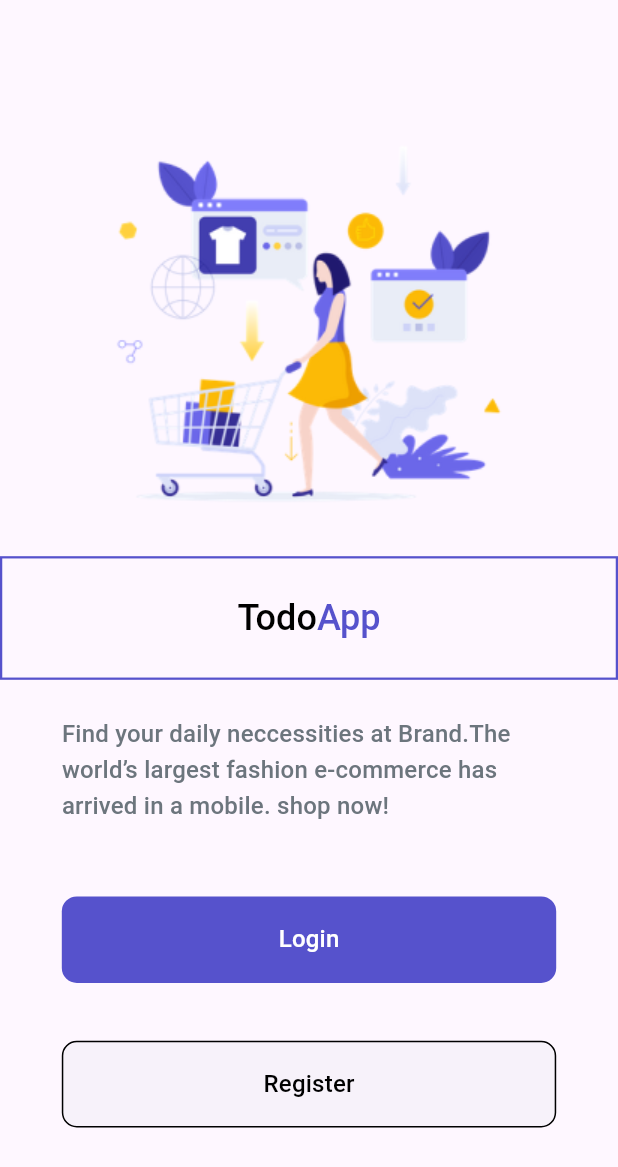
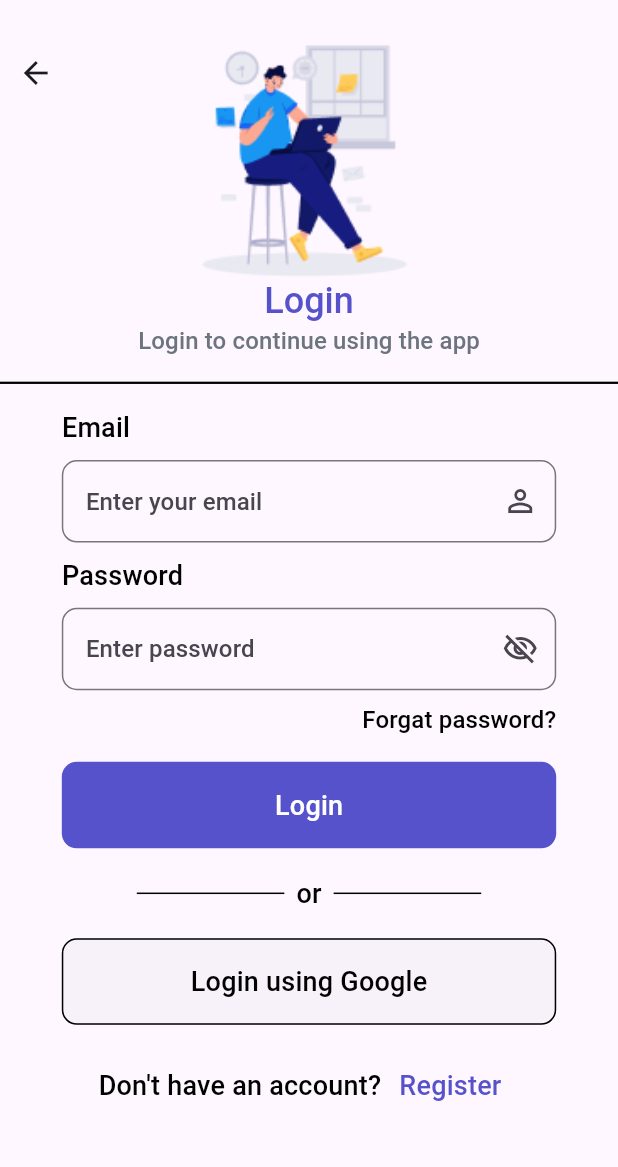
Before and after one commit to mustafanarin/Task-Track, a Flutter app: the screen it shows after launch, after a tap on "Login", on a phone screen of 412 x 824 dp. Shown: the top 1167 px of the screen. Run offline on Flutter 3.47's test engine with Material 3 defaults, Android fonts, the phone set to English and light mode, and no system bars; our stand-ins replace animated_splash_screen, flutter_hooks, lottie.

Commit message:
Login Page finished

```diff
--- /dev/null
+++ b/lib/feature/authentication/login_page.dart
@@ -0,0 +1,122 @@
+import 'package:flutter/material.dart';
+import 'package:flutter_hooks/flutter_hooks.dart';
+import 'package:todo_app/product/constants/project_colors.dart';
+import 'package:todo_app/product/constants/project_strings.dart';
+import 'package:todo_app/product/extensions/assets/png_extension.dart';
+import 'package:todo_app/product/extensions/context_extensions.dart';
+import 'package:todo_app/product/validators/validators.dart';
+import 'package:todo_app/product/widgets/project_button.dart';
+import 'package:todo_app/product/widgets/project_password_textfield.dart';
+import 'package:todo_app/product/widgets/project_textfield.dart';
+import 'package:todo_app/product/widgets/transparent_button.dart';
+
+class LoginPage extends HookWidget {
+   const LoginPage({super.key});
+
+
+  @override
+  Widget build(BuildContext context) {
+    final emailController = useTextEditingController();
+    final passwordController = useTextEditingController();
+    return Scaffold(
+      resizeToAvoidBottomInset: false,
+      appBar: AppBar(
+        toolbarHeight: context.dynamicHeight(0.30),
+        centerTitle: true,
+        leading: Padding(
+          padding:  EdgeInsets.only(top: context.mediumValue,right: context.lowValue1),
+          child: Align(
+            alignment: Alignment.topRight,
+            child: IconButton(
+              onPressed: (){Navigator.pop(context);},
+              icon: const Icon(Icons.arrow_back_outlined))),
+        ),
+        title: SizedBox(
+          height: context.dynamicHeight(0.28),
+          child: Column(
+            mainAxisAlignment: MainAxisAlignment.end,
+            children: [
+              SizedBox(
+                height: context.dynamicHeight(0.20),
+                width: context.dynamicHeight(0.20),
+                child: Image.asset(PngItems.man_working.path(),fit: BoxFit.contain,)),
+              Text(ProjectStrings.appBarTitle,style: context.textTheme().titleLarge),
+              Text(ProjectStrings.appBarSuptitle,style: context.textTheme().titleSmall?.copyWith(color: ProjectColors.grey),),
+            ],
+          ),
+        ),
+      ),
+      body:  Column(
+        children: [
+          const Divider(
+            color: ProjectColors.black,
+            thickness: 1.5,
+          ),
+          Padding(
+            padding: context.paddingHorizontalHeigh,
+            child: Column(
+              crossAxisAlignment: CrossAxisAlignment.start,
+              children: [
+                SizedBox(height: context.lowValue1,),
+                Text(ProjectStrings.emailText,style: context.textTheme().titleMedium,),
+                SizedBox(height: context.lowValue1,),
+                ProjectTextfield(hintText: ProjectStrings.tfEmailHint, controller: emailController, keyBoardType: TextInputType.emailAddress, validator: Validators().validateEmail,icon: Icons.person_outline_outlined,),
+                SizedBox(height: context.lowValue1,),
+                Text(ProjectStrings.passwordText,style: context.textTheme().titleMedium,),
+                SizedBox(height: context.lowValue1,),
+                ProjectPasswordTextfield(hintText: ProjectStrings.tfPasswordHint, controller: passwordController, keyBoardType: TextInputType.visiblePassword, validator: Validators().validatePassword),
+                SizedBox(height: context.lowValue1,),
+                Align(
+                  alignment: Alignment.topRight,
+                  child: Text(ProjectStrings.forgatPassword,style: context.textTheme().titleSmall,)),
+                SizedBox(height: context.lowValue2,),
+                ProjectButton(text: ProjectStrings.loginButton, onPressed: (){}),
+                SizedBox(height: context.lowValue2,),
+                Row(
+                  mainAxisAlignment: MainAxisAlignment.center,
+                  children: [
+                    const Expanded(
+                      child: Divider(
+                        color: Colors.black,
+                        thickness: 1,
+                        indent: 50,
+                      ),
+                    ),
+                    Padding(
+                      padding: const EdgeInsets.symmetric(horizontal: 8),
+                      child: Text(
+                        ProjectStrings.divderOrText,
+                        style: context.textTheme().titleMedium,
+                      ),
+                    ),
+                    const Expanded(
+                      child: Divider(
+                        color: Colors.black,
+                        thickness: 1,
+                        endIndent: 50,
+                      ),
+                    ),
+                  ],
+                ),
+                SizedBox(height: context.lowValue2,),
+                TransparentButton(text: ProjectStrings.loginWithGoogle, onPressed: (){}),
+                SizedBox(height: context.lowValue2,),
+                Row(
+                  mainAxisAlignment: MainAxisAlignment.center,
+                  children: [
+                    Text(ProjectStrings.haventAccont,style: context.textTheme().titleMedium,),
+                    TextButton(
+                      onPressed: (){
+                      //  Navigator.of(context).push(MaterialPageRoute(builder: (context)))
+                      },
+                      child: Text(ProjectStrings.registerButton,style: context.textTheme().titleMedium?.copyWith(color: ProjectColors.iris),))
+                  ],
+                ),
+
+              ],
+            ),
+          )
+      ],),
+    );
+  }
+}
--- a/lib/feature/authentication/welcome_page.dart
+++ b/lib/feature/authentication/welcome_page.dart
@@ -1,4 +1,5 @@
 import 'package:flutter/material.dart';
+import 'package:todo_app/feature/authentication/login_page.dart';
 import 'package:todo_app/product/constants/project_colors.dart';
 import 'package:todo_app/product/constants/project_strings.dart';
 import 'package:todo_app/product/extensions/assets/png_extension.dart';
@@ -18,19 +19,24 @@ class WelcomePage extends StatelessWidget {
           const _CustomContainerAndAppName(),
           Expanded(
             flex: 50,
-            child: Padding(
-              padding: context.paddingHorizontalHeigh,
             child: Column(
               children: [
                 const Spacer(flex: 5,),
                  const _DescriptionText(),
                 const Spacer(flex: 10,),
-                  ProjectButton(text: ProjectStrings.loginButton, onPressed:(){}),
+                Padding(
+                  padding: context.paddingHorizontalHeigh,
+                  child: ProjectButton(text: ProjectStrings.loginButton, onPressed:(){
+                    Navigator.push(context, MaterialPageRoute(builder: (context) => const LoginPage()));
+                  }),
+                ),
                 const Spacer(flex: 8,),
-                  TransparentButton(text: ProjectStrings.registerButton, onPressed: (){}),
+                Padding(
+                  padding: context.paddingHorizontalHeigh,
+                  child: TransparentButton(text: ProjectStrings.registerButton, onPressed: (){}),
+                ),
                 const Spacer(flex: 15,)
               ],
-              ),
             ),
           )
         ],
@@ -73,8 +79,11 @@ class _DescriptionText extends StatelessWidget {
 
   @override
   Widget build(BuildContext context) {
-    return Text(ProjectStrings.welcomeDescription,
+    return Padding(
+      padding: context.paddingHorizontalMedium,
+      child: Text(ProjectStrings.welcomeDescription,
               style: context.textTheme().titleMedium?.copyWith(
-              color: ProjectColors.grey));
+                color: ProjectColors.grey)),
+    );
   }
 }
--- a/lib/product/constants/project_strings.dart
+++ b/lib/product/constants/project_strings.dart
@@ -4,12 +4,22 @@ import 'package:flutter/material.dart';
 class ProjectStrings{
   const ProjectStrings._();
 
-  //Welcome Page
+  // Welcome Page
   static const String appName1 = "Todo";
   static const String appName2 = "App";
   static const String welcomeDescription = "Find your daily neccessities at Brand.The world’s largest fashion e-commerce has arrived in a mobile. shop now!";
   static const String loginButton = "Login";
   static const String registerButton = "Register";
 
-
+  // Login Page
+  static const String appBarTitle = "Login";
+  static const String appBarSuptitle = "Login to continue using the app";
+  static const String emailText = "Email";
+  static const String tfEmailHint = "Enter your email";
+  static const String passwordText = "Password";
+  static const String tfPasswordHint = "Enter password";
+  static const String forgatPassword = "Forgat password?";
+  static const String divderOrText = "or";
+  static const String loginWithGoogle = "Login using Google";
+  static const String haventAccont = "Don't have an account?";
 }
--- a/lib/product/theme/light_theme.dart
+++ b/lib/product/theme/light_theme.dart
@@ -8,6 +8,12 @@ class LightTheme{
       style: ElevatedButton.styleFrom(
         elevation: 0,
         shape: const RoundedRectangleBorder(borderRadius: BorderRadius.all(Radius.circular(10)),)
+      )
+    ),
+    inputDecorationTheme: const InputDecorationTheme(
+      border: OutlineInputBorder(
+        borderSide: BorderSide(color: ProjectColors.iris),
+        borderRadius: BorderRadius.all(Radius.circular(10)),
       )
     ),
     textTheme:  const TextTheme(
@@ -21,13 +27,13 @@ class LightTheme{
         fontFamily: "Roboto",
         color: ProjectColors.black,
         fontWeight: FontWeight.w600,
-        fontSize: 16
+        fontSize: 18
       ),
       titleSmall: TextStyle(
         fontFamily: "Roboto",
         color: ProjectColors.black,
         fontWeight: FontWeight.w600,
-        fontSize: 14
+        fontSize: 16
       )
     ),
   );
--- /dev/null
+++ b/lib/product/validators/validators.dart
@@ -0,0 +1,48 @@
+class Validators{
+
+  static const String _nameNotEmpty = 'Name and surname cannot be left blank';
+  static const String _nameIsLetter = 'Name and surname must consist of letters only';
+
+  static const String _emailNotEmpty = 'Email cannot be left blank';
+  static const String _emailIsValid = 'Please enter a valid email';
+
+  static const String _passwordNotEmpty = 'Password cannot be left blank';
+  static const String _passwordLeastSixCharecter = 'Password must be at least 6 characters';
+
+  // name
+  String? validateName(String? value) {
+  if (value == null || value.isEmpty) {
+    return _nameNotEmpty;
+  }
+  //Checks that it consists of letters only, regex
+  final nameRegex = RegExp(r'^[a-zA-Z\s]+$');
+  if (!nameRegex.hasMatch(value)) {
+    return _nameIsLetter;
+  }
+  return null;
+}
+
+   // email
+  String? validateEmail(String? data) {
+    if (data == null || data.isEmpty) {
+      return _emailNotEmpty;
+    }
+
+    final emailRegex = RegExp(r'^[^@]+@[^@]+\.[^@]+');
+    if (!emailRegex.hasMatch(data)) {
+      return _emailIsValid;
+    }
+    return null;
+  }
+  // password
+  String? validatePassword(String? value) {
+    if (value == null || value.isEmpty) {
+      return _passwordNotEmpty;
+    }
+    if (value.length < 6) {
+      return _passwordLeastSixCharecter;
+    }
+    return null;
+  }
+
+}
--- /dev/null
+++ b/lib/product/widgets/project_password_textfield.dart
@@ -0,0 +1,49 @@
+import 'package:flutter/material.dart';
+import 'package:todo_app/product/extensions/context_extensions.dart';
+
+class ProjectPasswordTextfield extends StatefulWidget {
+  const ProjectPasswordTextfield({super.key, required this.hintText, required this.controller, required this.keyBoardType, this.validator,});
+  final String hintText;
+  final TextEditingController controller;
+  final TextInputType keyBoardType;
+  final String? Function(String?)? validator;
+
+  @override
+  State<ProjectPasswordTextfield> createState() => _ProjectPasswordTextfieldState();
+}
+
+class _ProjectPasswordTextfieldState extends State<ProjectPasswordTextfield> {
+
+  bool _obsecure = true;
+
+  void _changeObsecure(){
+    setState(() {
+      _obsecure = !_obsecure;
+    });
+  }
+  @override
+  Widget build(BuildContext context) {
+    return TextFormField(
+      controller: widget.controller,
+      keyboardType: widget.keyBoardType,
+      validator: widget.validator,
+      autovalidateMode: AutovalidateMode.onUserInteraction,
+      style: context.textTheme().titleSmall,
+      obscureText: _obsecure,
+      decoration: InputDecoration(
+       hintText: widget.hintText,
+        suffixIcon: IconButton(
+          onPressed: (){
+            _changeObsecure();
+          },
+          icon: AnimatedCrossFade(
+            firstChild: const Icon(Icons.visibility_outlined),
+            secondChild: const Icon(Icons.visibility_off_outlined),
+            crossFadeState: _obsecure ? CrossFadeState.showSecond : CrossFadeState.showFirst,
+            duration: const Duration(seconds: 1),
+          ),
+        )
+       ),
+     );
+  }
+}
--- /dev/null
+++ b/lib/product/widgets/project_textfield.dart
@@ -0,0 +1,27 @@
+import 'package:flutter/material.dart';
+import 'package:todo_app/product/extensions/context_extensions.dart';
+
+class ProjectTextfield extends StatelessWidget {
+  const ProjectTextfield({super.key, required this.hintText, required this.controller, required this.keyBoardType,required this.validator, this.icon,});
+
+  final String hintText;
+  final TextEditingController controller;
+  final TextInputType keyBoardType;
+  final String? Function(String?)? validator;
+  final IconData? icon;
+  @override
+  Widget build(BuildContext context) {
+    return TextFormField(
+      controller: controller,
+      keyboardType: keyBoardType,
+      validator: validator,
+      autovalidateMode: AutovalidateMode.onUserInteraction,
+      style: context.textTheme().titleSmall,
+      decoration: InputDecoration(
+       hintText: hintText,
+
+         suffixIcon: Icon(icon)
+       ),
+     );
+  }
+}
--- a/pubspec.yaml
+++ b/pubspec.yaml
@@ -35,6 +35,9 @@ dependencies:
   # The following adds the Cupertino Icons font to your application.
   # Use with the CupertinoIcons class for iOS style icons.
   cupertino_icons: ^1.0.6
+
+  # State Managment
+  flutter_hooks: ^0.20.5
 
   # Splash
   animated_splash_screen: ^1.3.0
```
Also changed, not shown: pubspec.lock. Lines whose indentation alone changed are shown as unchanged.
